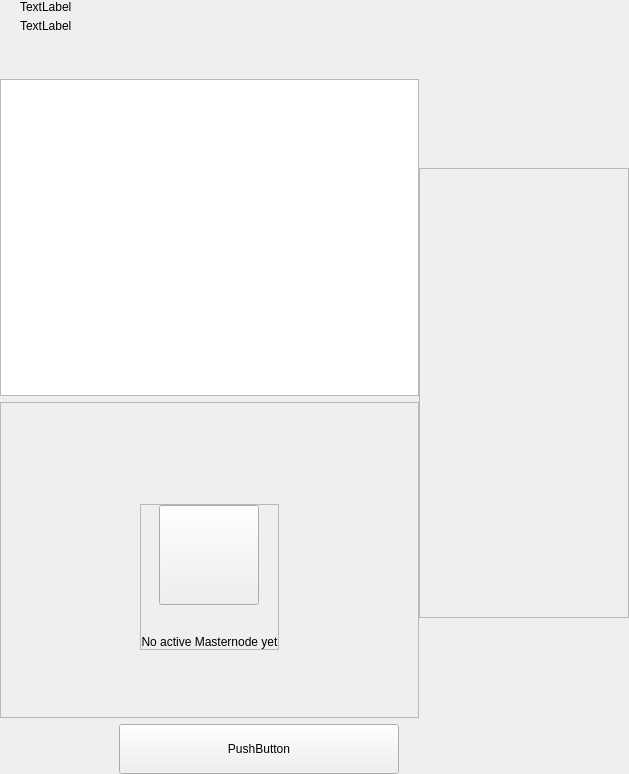
Old version of the form src/qt/transcendence/forms/masternodeswidget.ui in the repository phoenixkonsole/transcendence.
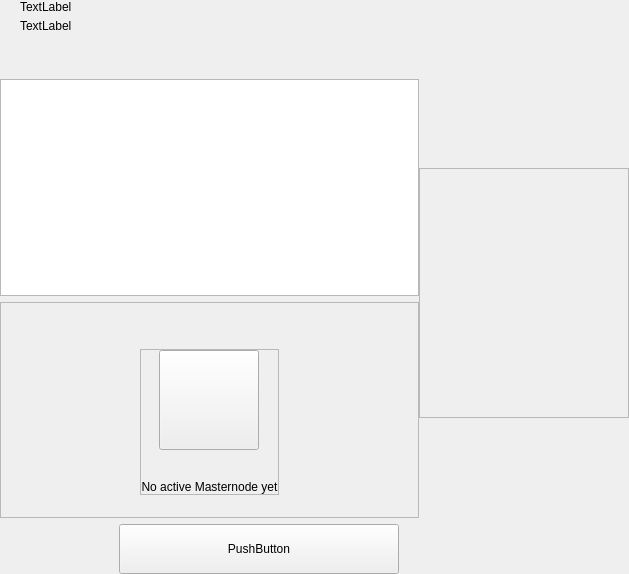
New version of the form. Custom widgets are drawn as their Qt base class.

Commit message: reduce minheight

The edit to the form file:
```diff
--- a/src/qt/transcendence/forms/masternodeswidget.ui
+++ b/src/qt/transcendence/forms/masternodeswidget.ui
@@ -364,7 +364,7 @@
                   <property name="minimumSize">
                  <size>
                   <width>0</width>
-                  <height>450</height>
+                  <height>250</height>
                  </size>
                 </property>
                    <property name="frameShape">
```
